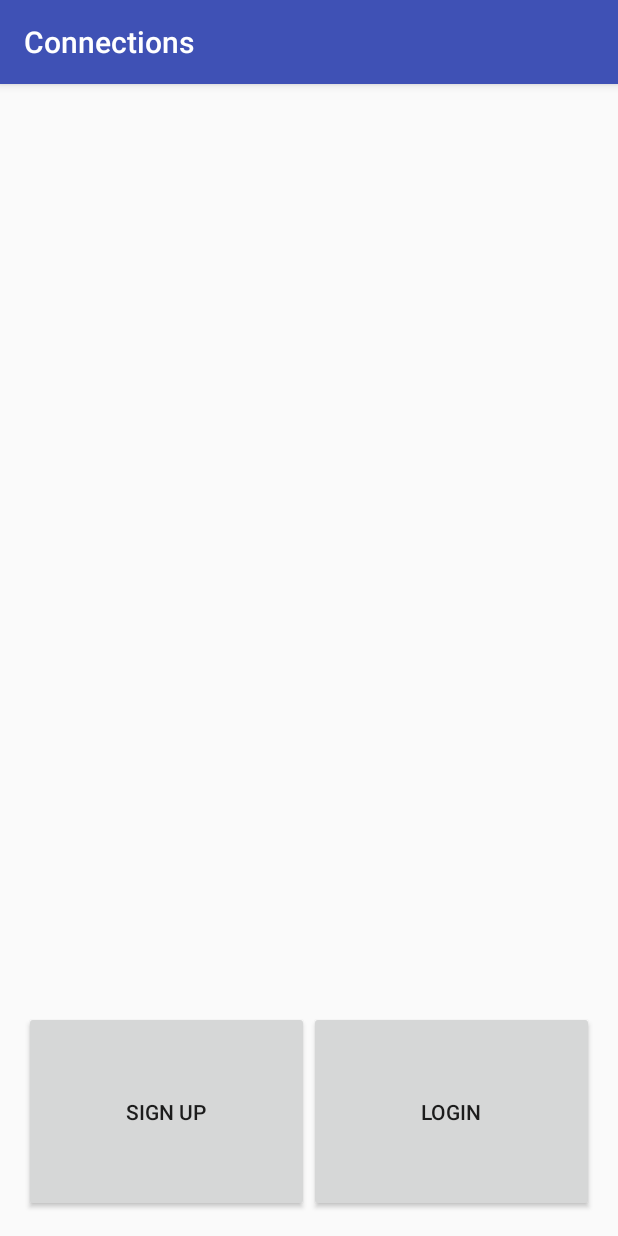
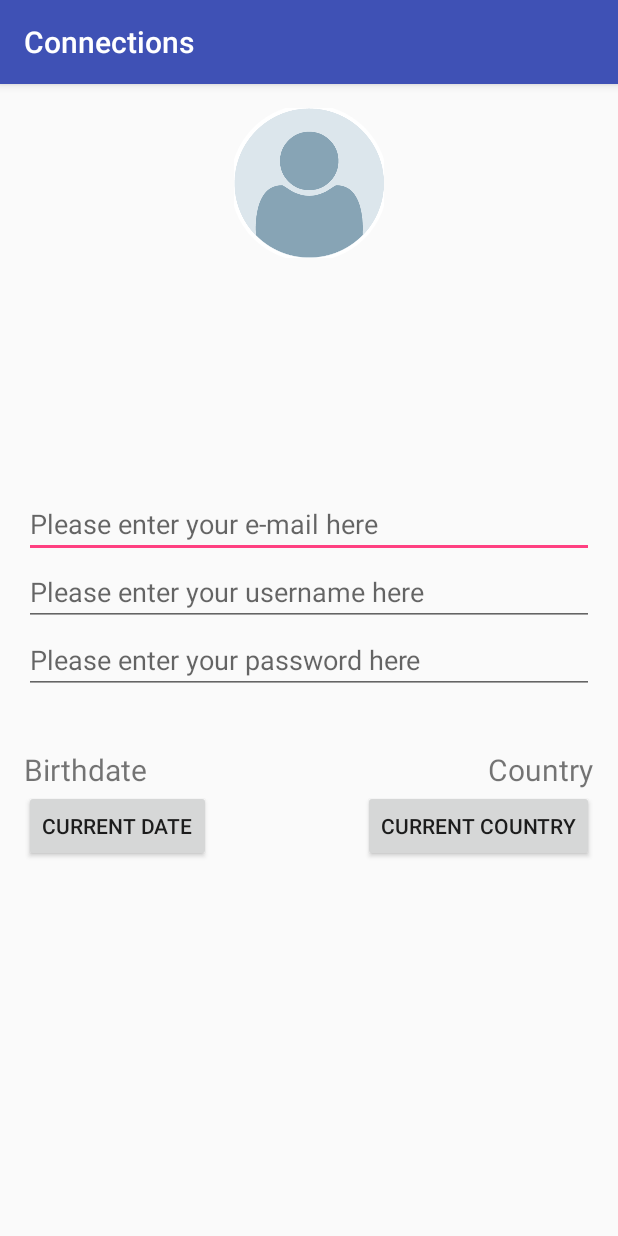
Before and after one commit to adiarbib/Connections, an Android app: the screen it shows after launch (EnterActivity before the commit, SignUpActivity after it), after a tap on "SIGN UP", on a phone screen of 412 x 824 dp. Run offline under Robolectric (Android 15) with nearby library versions, the phone set to English and light mode, and no system bars.

Commit message:
Starting to work on user

```diff
--- a/Connections/app/src/main/AndroidManifest.xml
+++ b/Connections/app/src/main/AndroidManifest.xml
@@ -15,6 +15,8 @@
                 <category android:name="android.intent.category.LAUNCHER" />
             </intent-filter>
         </activity>
+        <activity android:name=".LoginActivity" />
+        <activity android:name=".SignUpActivity"></activity>
     </application>
 
 </manifest>
--- a/Connections/app/src/main/java/com/example/user/connections/EnterActivity.java
+++ b/Connections/app/src/main/java/com/example/user/connections/EnterActivity.java
@@ -1,5 +1,6 @@
 package com.example.user.connections;
 
+import android.content.Intent;
 import android.support.v7.app.AppCompatActivity;
 import android.os.Bundle;
 import android.view.View;
@@ -19,6 +20,19 @@ public class EnterActivity extends AppCompatActivity {
             @Override
             public void onClick(View view) {
 
+                Intent intent = new Intent(EnterActivity.this, SignUpActivity.class);
+                startActivity(intent);
+
+            }
+        });
+
+        loginButton.setOnClickListener(new View.OnClickListener() {
+            @Override
+            public void onClick(View view) {
+
+                Intent intent = new Intent(EnterActivity.this, SignUpActivity.class);
+                startActivity(intent);
+
             }
         });
     }
--- a/Connections/app/src/main/java/com/example/user/connections/MyApplication.java
+++ b/Connections/app/src/main/java/com/example/user/connections/MyApplication.java
@@ -24,6 +24,7 @@ public class MyApplication extends Application
 
     public void initParse() {
         //ParseObject.registerSubclass(MyEvent.class);
+        ParseUser.registerSubclass(MyUser.class);
         Parse.enableLocalDatastore(this);
         Parse.initialize(new Parse.Configuration.Builder(this)
                 .applicationId(APPLICATION_ID)
--- /dev/null
+++ b/Connections/app/src/main/java/com/example/user/connections/SignUpActivity.java
@@ -0,0 +1,13 @@
+package com.example.user.connections;
+
+import android.support.v7.app.AppCompatActivity;
+import android.os.Bundle;
+
+public class SignUpActivity extends AppCompatActivity {
+
+    @Override
+    protected void onCreate(Bundle savedInstanceState) {
+        super.onCreate(savedInstanceState);
+        setContentView(R.layout.activity_sign_up);
+    }
+}
--- /dev/null
+++ b/Connections/app/src/main/res/drawable/circle.xml
@@ -0,0 +1,12 @@
+
+<shape xmlns:android="http://schemas.android.com/apk/res/android"
+    android:innerRadius="0dp"
+    android:shape="ring"
+    android:thicknessRatio="1.9"
+    android:useLevel="false" >
+    <solid android:color="@android:color/transparent" />
+
+    <stroke
+        android:width="10dp"
+        android:color="@android:color/white" />
+</shape>
--- /dev/null
+++ b/Connections/app/src/main/res/drawable/img.xml
@@ -0,0 +1,7 @@
+<?xml version="1.0" encoding="utf-8"?>
+<layer-list xmlns:android="http://schemas.android.com/apk/res/android" >
+
+
+    <item android:drawable="@drawable/circle"/>
+
+</layer-list>
--- a/Connections/app/src/main/res/layout/activity_enter.xml
+++ b/Connections/app/src/main/res/layout/activity_enter.xml
@@ -10,11 +10,11 @@
     tools:context="com.example.user.connections.EnterActivity"
     android:orientation="vertical">
 
-    <LinearLayout
+    <RelativeLayout
         android:layout_width="match_parent"
         android:layout_height="wrap_content"
         android:layout_weight="7">
-    </LinearLayout>
+    </RelativeLayout>
 
     <LinearLayout
         android:layout_width="match_parent"
--- /dev/null
+++ b/Connections/app/src/main/res/layout/activity_sign_up.xml
@@ -0,0 +1,88 @@
+<?xml version="1.0" encoding="utf-8"?>
+<RelativeLayout xmlns:android="http://schemas.android.com/apk/res/android"
+    xmlns:tools="http://schemas.android.com/tools"
+    android:layout_width="match_parent"
+    android:layout_height="match_parent"
+    android:paddingBottom="@dimen/activity_vertical_margin"
+    android:paddingLeft="@dimen/activity_horizontal_margin"
+    android:paddingRight="@dimen/activity_horizontal_margin"
+    android:paddingTop="@dimen/activity_vertical_margin"
+    tools:context="com.example.user.connections.SignUpActivity"
+    android:orientation="vertical">
+
+    <ImageButton
+        android:layout_width="100dp"
+        android:layout_height="100dp"
+        android:src="@drawable/user"
+        android:layout_centerHorizontal="true"
+        android:scaleType="fitXY"
+        android:background="@drawable/img"
+        android:id="@+id/img"/>
+
+    <EditText
+        android:layout_width="match_parent"
+        android:layout_height="wrap_content"
+        android:hint="Please enter your e-mail here"
+        android:id="@+id/mail"
+        android:layout_above="@+id/signup_username_input"
+        android:layout_alignParentStart="true" />
+
+    <EditText
+        android:layout_width="match_parent"
+        android:layout_height="wrap_content"
+        android:hint="Please enter your username here"
+        android:id="@+id/signup_username_input"
+        android:layout_above="@+id/signup_password_input"
+        android:layout_alignParentStart="true" />
+
+    <EditText
+        android:layout_width="match_parent"
+        android:layout_height="wrap_content"
+        android:hint="Please enter your password here"
+        android:id="@+id/signup_password_input"
+        android:layout_centerVertical="true"
+        android:layout_alignParentStart="true" />
+
+    <TextView
+        android:layout_width="wrap_content"
+        android:layout_height="wrap_content"
+        android:text="Birthdate"
+        android:id="@+id/birthdate_textView"
+        android:layout_above="@+id/birthdate"
+        android:layout_alignEnd="@+id/birthdate"
+        android:layout_alignTop="@+id/country_textView"
+        android:layout_alignParentStart="true"
+        android:textSize="20dp"/>
+
+    <Button
+        android:layout_width="wrap_content"
+        android:layout_height="wrap_content"
+        android:text="Current Date"
+        android:layout_alignTop="@+id/country"
+        android:layout_alignParentStart="true"
+        android:id="@+id/birthdate"/>
+
+    <TextView
+        android:layout_width="wrap_content"
+        android:layout_height="wrap_content"
+        android:text="Country"
+        android:id="@+id/country_textView"
+        android:textSize="20dp"
+        android:layout_above="@+id/birthdate"
+        android:layout_alignParentEnd="true" />
+
+    <Button
+        android:layout_width="wrap_content"
+        android:layout_height="wrap_content"
+        android:text="Current Country"
+        android:layout_below="@+id/signup_password_input"
+        android:layout_alignParentEnd="true"
+        android:layout_marginTop="64dp"
+        android:id="@+id/country" />
+
+
+
+
+
+
+</RelativeLayout>
--- a/Connections/app/src/main/res/values/dimens.xml
+++ b/Connections/app/src/main/res/values/dimens.xml
@@ -2,4 +2,5 @@
     <!-- Default screen margins, per the Android Design guidelines. -->
     <dimen name="activity_horizontal_margin">16dp</dimen>
     <dimen name="activity_vertical_margin">16dp</dimen>
+    <dimen name="fab_margin">16dp</dimen>
 </resources>
--- a/Connections/app/src/main/res/values/strings.xml
+++ b/Connections/app/src/main/res/values/strings.xml
@@ -1,3 +1,4 @@
 <resources>
     <string name="app_name">Connections</string>
+    <string name="title_activity_sign_up">SignUpActivity</string>
 </resources>
```
Also changed, not shown: Connections/app/build.gradle (+7 -0 lines), Connections/app/src/main/java/com/example/user/connections/LoginActivity.java (added, +13 -0 lines), Connections/app/src/main/java/com/example/user/connections/MyUser.java (added, +44 -0 lines), Connections/app/src/main/java/com/example/user/connections/UserManagment.java (added, +14 -0 lines), Connections/app/src/main/res/layout/activity_login.xml (added, +12 -0 lines), Connections/app/src/main/res/values-v21/styles.xml (added, +9 -0 lines), Connections/app/src/main/res/values/styles.xml (+9 -0 lines), Connections/app/src/main/res/drawable/user.png (added).
